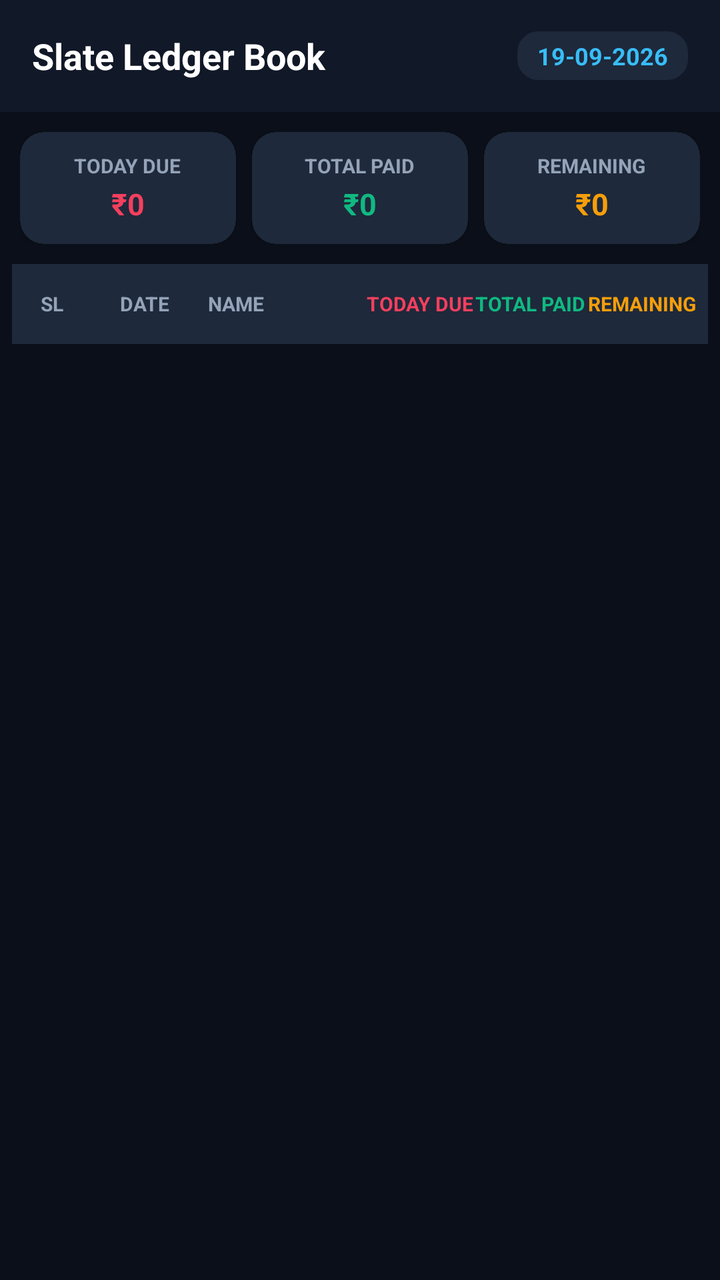
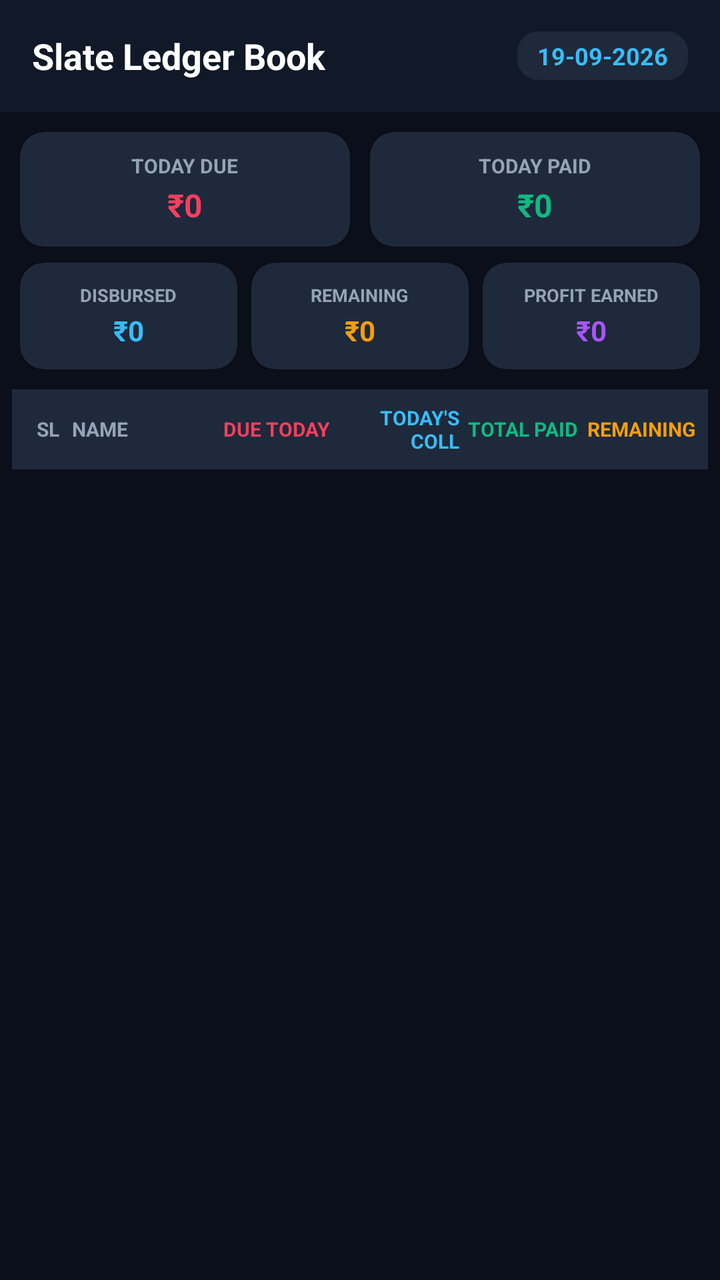

Before-and-after screenshots of an Android layout around one commit, followed by the original layout XML and the change that was made.
<!-- AndroidManifest.xml: application theme Theme.QuickLoan -->
<!-- res/layout/activity_payment_history.xml -->
<?xml version="1.0" encoding="utf-8"?>
<LinearLayout xmlns:android="http://schemas.android.com/apk/res/android"
    xmlns:app="http://schemas.android.com/apk/res-auto"
    android:layout_width="match_parent"
    android:layout_height="match_parent"
    android:background="#0B0F19"
    android:orientation="vertical">

    
    <LinearLayout
        android:layout_width="match_parent"
        android:layout_height="56dp"
        android:background="#111827"
        android:gravity="center_vertical"
        android:orientation="horizontal"
        android:paddingHorizontal="16dp">

        <TextView
            android:layout_width="0dp"
            android:layout_height="wrap_content"
            android:layout_weight="1"
            android:text="Slate Ledger Book"
            android:textColor="#FFFFFF"
            android:textSize="18sp"
            android:textStyle="bold" />

        <TextView
            android:id="@+id/tvSlateCurrentDate"
            android:layout_width="wrap_content"
            android:layout_height="wrap_content"
            android:background="@drawable/edittext_bg"
            android:backgroundTint="#1E293B"
            android:paddingHorizontal="10dp"
            android:paddingVertical="4dp"
            android:text="19-09-2026"
            android:textColor="#38BDF8"
            android:textSize="12sp"
            android:textStyle="bold" />
    </LinearLayout>

    
    <LinearLayout
        android:layout_width="match_parent"
        android:layout_height="wrap_content"
        android:layout_margin="10dp"
        android:orientation="horizontal">

        
        <androidx.cardview.widget.CardView
            android:layout_width="0dp"
            android:layout_height="wrap_content"
            android:layout_marginEnd="4dp"
            android:layout_weight="1"
            app:cardBackgroundColor="#1E293B"
            app:cardCornerRadius="12dp"
            app:cardElevation="2dp">

            <LinearLayout
                android:layout_width="match_parent"
                android:layout_height="wrap_content"
                android:gravity="center"
                android:orientation="vertical"
                android:padding="10dp">

                <TextView
                    android:layout_width="wrap_content"
                    android:layout_height="wrap_content"
                    android:text="TODAY DUE"
                    android:textColor="#94A3B8"
                    android:textSize="10sp"
                    android:textStyle="bold" />

                <TextView
                    android:id="@+id/tvSlateTotalDue"
                    android:layout_width="wrap_content"
                    android:layout_height="wrap_content"
                    android:layout_marginTop="2dp"
                    android:text="₹0"
                    android:textColor="#F43F5E"
                    android:textSize="15sp"
                    android:textStyle="bold" />
            </LinearLayout>
        </androidx.cardview.widget.CardView>

        
        <androidx.cardview.widget.CardView
            android:layout_width="0dp"
            android:layout_height="wrap_content"
            android:layout_marginHorizontal="4dp"
            android:layout_weight="1"
            app:cardBackgroundColor="#1E293B"
            app:cardCornerRadius="12dp"
            app:cardElevation="2dp">

            <LinearLayout
                android:layout_width="match_parent"
                android:layout_height="wrap_content"
                android:gravity="center"
                android:orientation="vertical"
                android:padding="10dp">

                <TextView
                    android:layout_width="wrap_content"
                    android:layout_height="wrap_content"
                    android:text="TOTAL PAID"
                    android:textColor="#94A3B8"
                    android:textSize="10sp"
                    android:textStyle="bold" />

                <TextView
                    android:id="@+id/tvSlateTotalPaid"
                    android:layout_width="wrap_content"
                    android:layout_height="wrap_content"
                    android:layout_marginTop="2dp"
                    android:text="₹0"
                    android:textColor="#10B981"
                    android:textSize="15sp"
                    android:textStyle="bold" />
            </LinearLayout>
        </androidx.cardview.widget.CardView>

        
        <androidx.cardview.widget.CardView
            android:layout_width="0dp"
            android:layout_height="wrap_content"
            android:layout_marginStart="4dp"
            android:layout_weight="1"
            app:cardBackgroundColor="#1E293B"
            app:cardCornerRadius="12dp"
            app:cardElevation="2dp">

            <LinearLayout
                android:layout_width="match_parent"
                android:layout_height="wrap_content"
                android:gravity="center"
                android:orientation="vertical"
                android:padding="10dp">

                <TextView
                    android:layout_width="wrap_content"
                    android:layout_height="wrap_content"
                    android:text="REMAINING"
                    android:textColor="#94A3B8"
                    android:textSize="10sp"
                    android:textStyle="bold" />

                <TextView
                    android:id="@+id/tvSlateTotalRemaining"
                    android:layout_width="wrap_content"
                    android:layout_height="wrap_content"
                    android:layout_marginTop="2dp"
                    android:text="₹0"
                    android:textColor="#F59E0B"
                    android:textSize="15sp"
                    android:textStyle="bold" />
            </LinearLayout>
        </androidx.cardview.widget.CardView>
    </LinearLayout>

    
    <LinearLayout
        android:layout_width="match_parent"
        android:layout_height="40dp"
        android:layout_marginHorizontal="6dp"
        android:background="#1E293B"
        android:gravity="center_vertical"
        android:orientation="horizontal"
        android:paddingHorizontal="6dp">

        <TextView
            android:layout_width="28dp"
            android:layout_height="wrap_content"
            android:gravity="center"
            android:text="SL"
            android:textColor="#94A3B8"
            android:textSize="10sp"
            android:textStyle="bold" />

        <TextView
            android:layout_width="64dp"
            android:layout_height="wrap_content"
            android:gravity="center"
            android:text="DATE"
            android:textColor="#94A3B8"
            android:textSize="10sp"
            android:textStyle="bold" />

        <TextView
            android:layout_width="0dp"
            android:layout_height="wrap_content"
            android:layout_weight="1.4"
            android:text="NAME"
            android:textColor="#94A3B8"
            android:textSize="10sp"
            android:textStyle="bold" />

        <TextView
            android:layout_width="0dp"
            android:layout_height="wrap_content"
            android:layout_weight="1"
            android:gravity="end"
            android:text="TODAY DUE"
            android:textColor="#F43F5E"
            android:textSize="10sp"
            android:textStyle="bold" />

        <TextView
            android:layout_width="0dp"
            android:layout_height="wrap_content"
            android:layout_weight="1"
            android:gravity="end"
            android:text="TOTAL PAID"
            android:textColor="#10B981"
            android:textSize="10sp"
            android:textStyle="bold" />

        <TextView
            android:layout_width="0dp"
            android:layout_height="wrap_content"
            android:layout_weight="1"
            android:gravity="end"
            android:text="REMAINING"
            android:textColor="#F59E0B"
            android:textSize="10sp"
            android:textStyle="bold" />
    </LinearLayout>

    
    <TextView
        android:id="@+id/tvEmptySlate"
        android:layout_width="match_parent"
        android:layout_height="wrap_content"
        android:gravity="center"
        android:padding="30dp"
        android:text="No running loan records found"
        android:textColor="#64748B"
        android:visibility="gone" />

    
    <androidx.recyclerview.widget.RecyclerView
        android:id="@+id/rvSlateTable"
        android:layout_width="match_parent"
        android:layout_height="match_parent"
        android:layout_marginHorizontal="6dp"
        android:clipToPadding="false"
        android:paddingBottom="16dp" />

</LinearLayout>
<!-- resources referenced by this layout -->
<resources>
  <!-- drawable edittext_bg (drawable) -->
  <?xml version="1.0" encoding="utf-8"?>
  <shape xmlns:android="http://schemas.android.com/apk/res/android"
      android:shape="rectangle">
      <solid android:color="#1E293B" />
      <stroke android:width="1dp" android:color="#475569" />
      <corners android:radius="10dp" />
  </shape>
  <style name="Theme.QuickLoan" parent="Theme.AppCompat.DayNight.NoActionBar">
          
          <item name="android:windowBackground">@color/surface_bg</item>
          <item name="android:colorBackground">@color/surface_bg</item>
  
          
          <item name="colorPrimary">@color/header_bg</item>
          <item name="colorPrimaryDark">#070A10</item>
          <item name="colorAccent">@color/brand_accent</item>
  
          
          <item name="android:statusBarColor">@color/header_bg</item>
          <item name="android:navigationBarColor">#070A10</item>
          <item name="android:windowLightStatusBar">false</item>
      </style>
  <color name="surface_bg">#0B0F19</color>
  <color name="header_bg">#111827</color>
  <color name="brand_accent">#38BDF8</color>
</resources>

<!-- the commit's change to res/layout/activity_payment_history.xml (unified diff, before → after) -->
@@ -42,13 +42,98 @@
     <LinearLayout
         android:layout_width="match_parent"
         android:layout_height="wrap_content"
-        android:layout_margin="10dp"
+        android:layout_marginHorizontal="10dp"
+        android:layout_marginTop="10dp"
         android:orientation="horizontal">
 
         
         <androidx.cardview.widget.CardView
             android:layout_width="0dp"
             android:layout_height="wrap_content"
+            android:layout_marginEnd="5dp"
+            android:layout_weight="1"
+            app:cardBackgroundColor="#1E293B"
+            app:cardCornerRadius="12dp"
+            app:cardElevation="2dp">
+
+            <LinearLayout
+                android:layout_width="match_parent"
+                android:layout_height="wrap_content"
+                android:gravity="center"
+                android:orientation="vertical"
+                android:padding="10dp">
+
+                <TextView
+                    android:layout_width="wrap_content"
+                    android:layout_height="wrap_content"
+                    android:text="TODAY DUE"
+                    android:textColor="#94A3B8"
+                    android:textSize="10sp"
+                    android:textStyle="bold" />
+
+                <TextView
+                    android:id="@+id/tvSlateTotalDue"
+                    android:layout_width="wrap_content"
+                    android:layout_height="wrap_content"
+                    android:layout_marginTop="2dp"
+                    android:text="₹0"
+                    android:textColor="#F43F5E"
+                    android:textSize="16sp"
+                    android:textStyle="bold" />
+            </LinearLayout>
+        </androidx.cardview.widget.CardView>
+
+        
+        <androidx.cardview.widget.CardView
+            android:layout_width="0dp"
+            android:layout_height="wrap_content"
+            android:layout_marginStart="5dp"
+            android:layout_weight="1"
+            app:cardBackgroundColor="#1E293B"
+            app:cardCornerRadius="12dp"
+            app:cardElevation="2dp">
+
+            <LinearLayout
+                android:layout_width="match_parent"
+                android:layout_height="wrap_content"
+                android:gravity="center"
+                android:orientation="vertical"
+                android:padding="10dp">
+
+                <TextView
+                    android:layout_width="wrap_content"
+                    android:layout_height="wrap_content"
+                    android:text="TODAY PAID"
+                    android:textColor="#94A3B8"
+                    android:textSize="10sp"
+                    android:textStyle="bold" />
+
+                <TextView
+                    android:id="@+id/tvSlateTodayPaid"
+                    android:layout_width="wrap_content"
+                    android:layout_height="wrap_content"
+                    android:layout_marginTop="2dp"
+                    android:text="₹0"
+                    android:textColor="#10B981"
+                    android:textSize="16sp"
+                    android:textStyle="bold" />
+            </LinearLayout>
+        </androidx.cardview.widget.CardView>
+    </LinearLayout>
+
+    
+    <LinearLayout
+        android:layout_width="match_parent"
+        android:layout_height="wrap_content"
+        android:layout_marginHorizontal="10dp"
+        android:layout_marginTop="8dp"
+        android:layout_marginBottom="10dp"
+        android:orientation="horizontal">
+
+        
+        <androidx.cardview.widget.CardView
+            android:layout_width="0dp"
+            android:layout_height="wrap_content"
             android:layout_marginEnd="4dp"
             android:layout_weight="1"
             app:cardBackgroundColor="#1E293B"
@@ -65,56 +150,56 @@
                 <TextView
                     android:layout_width="wrap_content"
                     android:layout_height="wrap_content"
-                    android:text="TODAY DUE"
-                    android:textColor="#94A3B8"
-                    android:textSize="10sp"
-                    android:textStyle="bold" />
-
-                <TextView
-                    android:id="@+id/tvSlateTotalDue"
-                    android:layout_width="wrap_content"
-                    android:layout_height="wrap_content"
-                    android:layout_marginTop="2dp"
-                    android:text="₹0"
-                    android:textColor="#F43F5E"
-                    android:textSize="15sp"
-                    android:textStyle="bold" />
-            </LinearLayout>
-        </androidx.cardview.widget.CardView>
-
-        
-        <androidx.cardview.widget.CardView
-            android:layout_width="0dp"
-            android:layout_height="wrap_content"
-            android:layout_marginHorizontal="4dp"
-            android:layout_weight="1"
-            app:cardBackgroundColor="#1E293B"
-            app:cardCornerRadius="12dp"
-            app:cardElevation="2dp">
-
-            <LinearLayout
-                android:layout_width="match_parent"
-                android:layout_height="wrap_content"
-                android:gravity="center"
-                android:orientation="vertical"
-                android:padding="10dp">
-
-                <TextView
-                    android:layout_width="wrap_content"
-                    android:layout_height="wrap_content"
-                    android:text="TOTAL PAID"
-                    android:textColor="#94A3B8"
-                    android:textSize="10sp"
-                    android:textStyle="bold" />
-
-                <TextView
-                    android:id="@+id/tvSlateTotalPaid"
-                    android:layout_width="wrap_content"
-                    android:layout_height="wrap_content"
-                    android:layout_marginTop="2dp"
-                    android:text="₹0"
-                    android:textColor="#10B981"
-                    android:textSize="15sp"
+                    android:text="DISBURSED"
+                    android:textColor="#94A3B8"
+                    android:textSize="9sp"
+                    android:textStyle="bold" />
+
+                <TextView
+                    android:id="@+id/tvSlateDisbursementBalance"
+                    android:layout_width="wrap_content"
+                    android:layout_height="wrap_content"
+                    android:layout_marginTop="2dp"
+                    android:text="₹0"
+                    android:textColor="#38BDF8"
+                    android:textSize="14sp"
+                    android:textStyle="bold" />
+            </LinearLayout>
+        </androidx.cardview.widget.CardView>
+
+        
+        <androidx.cardview.widget.CardView
+            android:layout_width="0dp"
+            android:layout_height="wrap_content"
+            android:layout_marginHorizontal="3dp"
+            android:layout_weight="1"
+            app:cardBackgroundColor="#1E293B"
+            app:cardCornerRadius="12dp"
+            app:cardElevation="2dp">
+
+            <LinearLayout
+                android:layout_width="match_parent"
+                android:layout_height="wrap_content"
+                android:gravity="center"
+                android:orientation="vertical"
+                android:padding="10dp">
+
+                <TextView
+                    android:layout_width="wrap_content"
+                    android:layout_height="wrap_content"
+                    android:text="REMAINING"
+                    android:textColor="#94A3B8"
+                    android:textSize="9sp"
+                    android:textStyle="bold" />
+
+                <TextView
+                    android:id="@+id/tvSlateTotalRemaining"
+                    android:layout_width="wrap_content"
+                    android:layout_height="wrap_content"
+                    android:layout_marginTop="2dp"
+                    android:text="₹0"
+                    android:textColor="#F59E0B"
+                    android:textSize="14sp"
                     android:textStyle="bold" />
             </LinearLayout>
         </androidx.cardview.widget.CardView>
@@ -139,19 +224,19 @@
                 <TextView
                     android:layout_width="wrap_content"
                     android:layout_height="wrap_content"
-                    android:text="REMAINING"
-                    android:textColor="#94A3B8"
-                    android:textSize="10sp"
-                    android:textStyle="bold" />
-
-                <TextView
-                    android:id="@+id/tvSlateTotalRemaining"
-                    android:layout_width="wrap_content"
-                    android:layout_height="wrap_content"
-                    android:layout_marginTop="2dp"
-                    android:text="₹0"
-                    android:textColor="#F59E0B"
-                    android:textSize="15sp"
+                    android:text="PROFIT EARNED"
+                    android:textColor="#94A3B8"
+                    android:textSize="9sp"
+                    android:textStyle="bold" />
+
+                <TextView
+                    android:id="@+id/tvSlateInterestCollected"
+                    android:layout_width="wrap_content"
+                    android:layout_height="wrap_content"
+                    android:layout_marginTop="2dp"
+                    android:text="₹0"
+                    android:textColor="#A855F7"
+                    android:textSize="14sp"
                     android:textStyle="bold" />
             </LinearLayout>
         </androidx.cardview.widget.CardView>
@@ -168,7 +253,7 @@
         android:paddingHorizontal="6dp">
 
         <TextView
-            android:layout_width="28dp"
+            android:layout_width="24dp"
             android:layout_height="wrap_content"
             android:gravity="center"
             android:text="SL"
@@ -177,18 +262,9 @@
             android:textStyle="bold" />
 
         <TextView
-            android:layout_width="64dp"
-            android:layout_height="wrap_content"
-            android:gravity="center"
-            android:text="DATE"
-            android:textColor="#94A3B8"
-            android:textSize="10sp"
-            android:textStyle="bold" />
-
-        <TextView
-            android:layout_width="0dp"
-            android:layout_height="wrap_content"
-            android:layout_weight="1.4"
+            android:layout_width="0dp"
+            android:layout_height="wrap_content"
+            android:layout_weight="1.2"
             android:text="NAME"
             android:textColor="#94A3B8"
             android:textSize="10sp"
@@ -199,8 +275,18 @@
             android:layout_height="wrap_content"
             android:layout_weight="1"
             android:gravity="end"
-            android:text="TODAY DUE"
+            android:text="DUE TODAY"
             android:textColor="#F43F5E"
+            android:textSize="10sp"
+            android:textStyle="bold" />
+
+        <TextView
+            android:layout_width="0dp"
+            android:layout_height="wrap_content"
+            android:layout_weight="1.1"
+            android:gravity="end"
+            android:text="TODAY'S COLL"
+            android:textColor="#38BDF8"
             android:textSize="10sp"
             android:textStyle="bold" />
 
